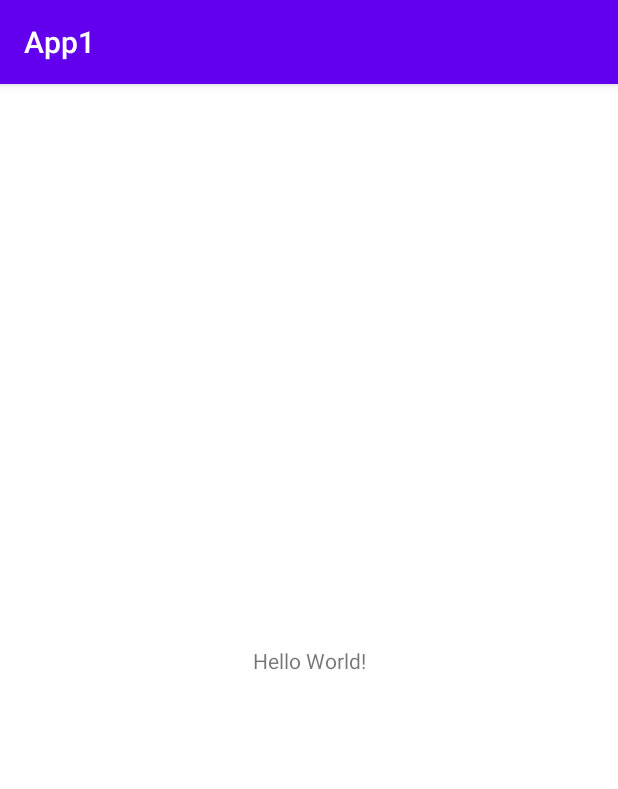
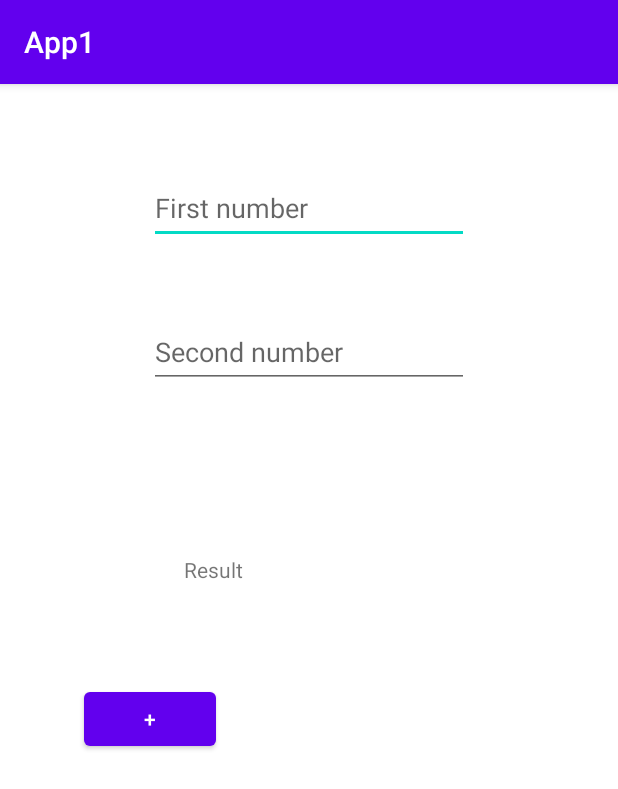
Before and after one commit to NARMET-Priton/Android-Priton, an Android app: the screen it shows after launch (MainActivity), on a phone screen of 412 x 824 dp. Shown: the top 789 px of the screen. Run offline under Robolectric (Android 15) with nearby library versions, the phone set to English and light mode, and no system bars.

Commit message:
App1 0.1

```diff
--- a/App1/app/src/main/java/it/volta/ts/smirnovartur/app1/MainActivity.java
+++ b/App1/app/src/main/java/it/volta/ts/smirnovartur/app1/MainActivity.java
@@ -3,6 +3,9 @@ package it.volta.ts.smirnovartur.app1;
 import androidx.appcompat.app.AppCompatActivity;
 
 import android.os.Bundle;
+import android.view.View;
+import android.widget.EditText;
+import android.widget.TextView;
 
 public class MainActivity extends AppCompatActivity {
 
@@ -11,4 +14,16 @@ public class MainActivity extends AppCompatActivity {
         super.onCreate(savedInstanceState);
         setContentView(R.layout.activity_main);
     }
+
+    public void onButtonClick (View click){
+        EditText el1 = (EditText)findViewById(R.id.num1);
+        EditText el2 = (EditText)findViewById(R.id.num2);
+        TextView resText = (TextView)findViewById(R.id.result);
+
+        int num1 = Integer.parseInt(el1.getText().toString());
+        int num2 = Integer.parseInt(el2.getText().toString());
+        int res = num1 + num2;
+
+        resText.setText(Integer.toString(res));
+    }
 }
--- a/App1/app/src/main/res/layout/activity_main.xml
+++ b/App1/app/src/main/res/layout/activity_main.xml
@@ -6,13 +6,65 @@
     android:layout_height="match_parent"
     tools:context=".MainActivity">
 
-    <TextView
+    <EditText
+        android:id="@+id/num1"
         android:layout_width="wrap_content"
         android:layout_height="wrap_content"
-        android:text="Hello World!"
-        app:layout_constraintBottom_toBottomOf="parent"
-        app:layout_constraintLeft_toLeftOf="parent"
-        app:layout_constraintRight_toRightOf="parent"
+        android:layout_marginTop="57dp"
+        android:layout_marginBottom="23dp"
+        android:ems="10"
+        android:hint="First number"
+        android:inputType="number"
+        android:minHeight="48dp"
+        app:layout_constraintBottom_toTopOf="@+id/num2"
+        app:layout_constraintEnd_toEndOf="parent"
+        app:layout_constraintHorizontal_bias="0.5"
+        app:layout_constraintStart_toStartOf="parent"
         app:layout_constraintTop_toTopOf="parent" />
 
+    <EditText
+        android:id="@+id/num2"
+        android:layout_width="wrap_content"
+        android:layout_height="wrap_content"
+        android:layout_marginTop="23dp"
+        android:layout_marginBottom="60dp"
+        android:ems="10"
+        android:hint="Second number"
+        android:inputType="number"
+        android:minHeight="48dp"
+        app:layout_constraintBottom_toTopOf="@+id/result"
+        app:layout_constraintEnd_toEndOf="parent"
+        app:layout_constraintHorizontal_bias="0.5"
+        app:layout_constraintStart_toStartOf="parent"
+        app:layout_constraintTop_toBottomOf="@+id/num1" />
+
+    <TextView
+        android:id="@+id/result"
+        android:layout_width="167dp"
+        android:layout_height="54dp"
+        android:layout_marginTop="49dp"
+        android:layout_marginBottom="28dp"
+        android:text="Result"
+        app:layout_constraintBottom_toTopOf="@+id/sum"
+        app:layout_constraintEnd_toEndOf="parent"
+        app:layout_constraintHorizontal_bias="0.5"
+        app:layout_constraintStart_toStartOf="parent"
+        app:layout_constraintTop_toBottomOf="@+id/num2" />
+
+    <Button
+        android:id="@+id/sum"
+        android:layout_width="wrap_content"
+        android:layout_height="wrap_content"
+        android:layout_marginStart="55dp"
+        android:layout_marginTop="2dp"
+        android:layout_marginEnd="268dp"
+        android:layout_marginBottom="319dp"
+        android:onClick="onButtonClick"
+        android:text="+"
+        app:layout_constraintBottom_toBottomOf="parent"
+        app:layout_constraintEnd_toEndOf="parent"
+        app:layout_constraintHorizontal_bias="1.0"
+        app:layout_constraintStart_toStartOf="parent"
+        app:layout_constraintTop_toBottomOf="@+id/result" />
+
 </androidx.constraintlayout.widget.ConstraintLayout>
```
